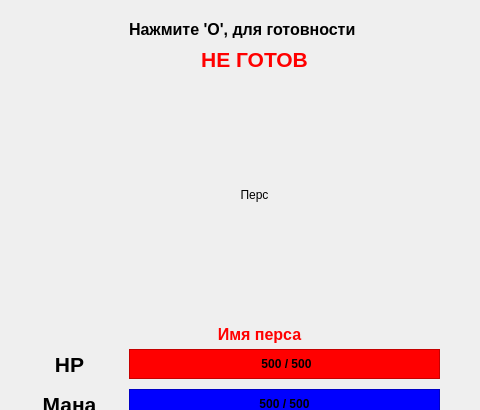
ahahaharu/CourseWork_Game, file mainwindow.ui: the form before one commit; both pictures show x 800 to 1280 and y 0 to 410 of the 1280 by 750 pixel window.
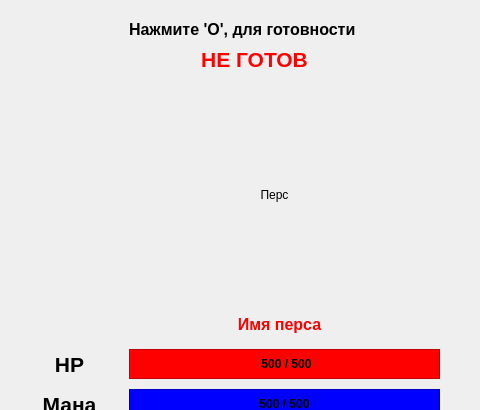
The form after the commit. The open tabs and pages were chosen to show the change.

The edit to the form file:
```diff
--- a/mainwindow.ui
+++ b/mainwindow.ui
@@ -1972,8 +1972,8 @@
        <widget class="QLabel" name="player2Name">
         <property name="geometry">
          <rect>
-          <x>930</x>
-          <y>310</y>
+          <x>950</x>
+          <y>300</y>
           <width>241</width>
           <height>31</height>
          </rect>
@@ -1998,7 +1998,7 @@
        <widget class="QLabel" name="player2Gif">
         <property name="geometry">
          <rect>
-          <x>950</x>
+          <x>970</x>
           <y>80</y>
           <width>191</width>
           <height>211</height>
```
Left out of the diff: 8 changed lines with no effect on the pictures.
